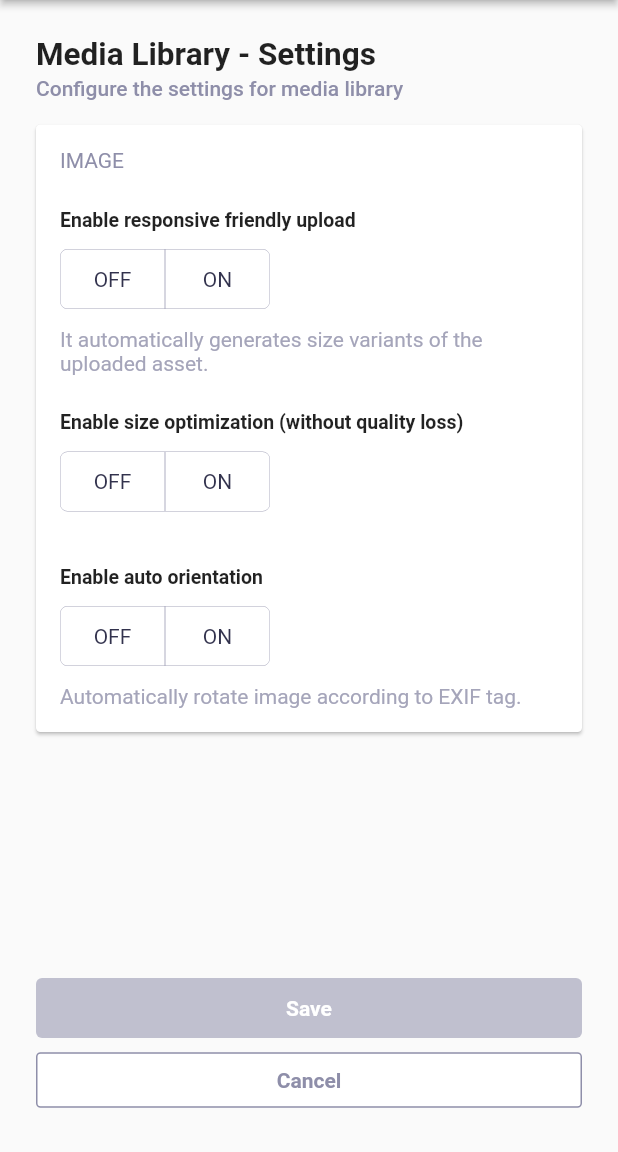
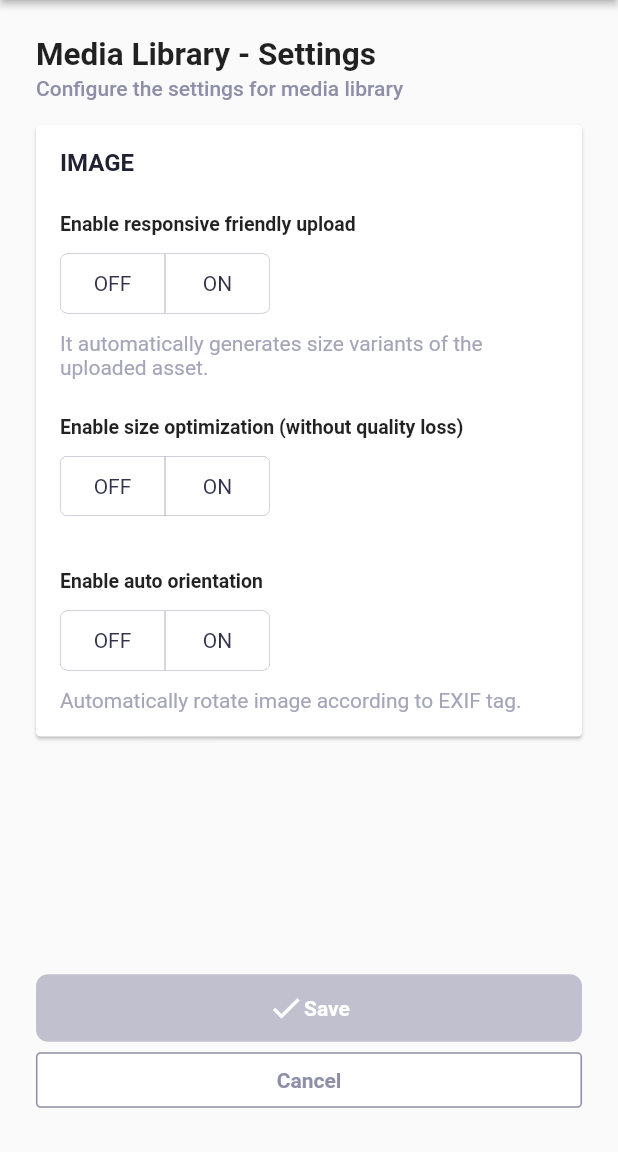
Before and after one commit to Saad-ISAA/strapi-mobile, a Flutter app: the SettingsPage screen opened directly, in the side drawer, after a tap on "Media Library", on a phone screen of 412 x 824 dp, the part 84-1236 px from its top. Run offline on Flutter 3.47's test engine with Material 2 defaults, Android fonts, the phone set to English and light mode, and no system bars; our stand-ins replace flutter_svg, font_awesome_flutter, shared_preferences, velocity_x, video_player; accounts and stored records are empty; network calls fail.

Commit message:
design update, media library settings

```diff
--- a/lib/Customwidgets/buttons.dart
+++ b/lib/Customwidgets/buttons.dart
@@ -53,6 +53,45 @@ class PrimarySquareButton extends StatelessWidget {
   }
 }
 
+class PrimarySettingsButton extends StatelessWidget {
+  const PrimarySettingsButton(
+      {Key key, this.text, this.color, this.onPressed, this.icon})
+      : super(key: key);
+
+  final String text;
+  final Color color;
+  final IconData icon;
+  final Function() onPressed;
+
+  @override
+  Widget build(BuildContext context) {
+    return MaterialButton(
+      disabledColor: neutral300,
+      shape: RoundedRectangleBorder(borderRadius: BorderRadius.circular(8)),
+      minWidth: double.infinity,
+      height: 45,
+      elevation: 0,
+      onPressed: onPressed,
+      color: color,
+      child: Row(
+        mainAxisAlignment: MainAxisAlignment.center,
+        children: [
+          (icon == null)
+              ? SizedBox()
+              : Icon(
+                  icon,
+                  color: Colors.white,
+                ),
+          Text(
+            text,
+            style: TextStyle(fontWeight: FontWeight.bold, color: Colors.white),
+          ),
+        ],
+      ),
+    );
+  }
+}
+
 class PrimaryCancelGreySquareButton extends StatelessWidget {
   const PrimaryCancelGreySquareButton({Key key, this.onPressed, this.text})
       : super(key: key);
--- a/lib/pages/settings_pages/media_library_settings.dart
+++ b/lib/pages/settings_pages/media_library_settings.dart
@@ -61,7 +61,7 @@ class _MediaLibrarySettingsPageState extends State<MediaLibrarySettingsPage> {
                   child: Column(
                     crossAxisAlignment: CrossAxisAlignment.start,
                     children: [
-                      'IMAGE'.text.color(neutral500).make(),
+                      'IMAGE'.text.color(neutral900).semiBold.size(16).make(),
                       24.heightBox,
                       Text('Enable responsive friendly upload',
                           style: TextStyle(
@@ -127,8 +127,9 @@ class _MediaLibrarySettingsPageState extends State<MediaLibrarySettingsPage> {
                   ).p(16),
                 ),
                 Spacer(),
-                PrimarySquareButton(
-                  color: success500,
+                PrimarySettingsButton(
+                  icon: Icons.check,
+                  color: Theme.of(context).colorScheme.secondary,
                   text: 'Save',
                 ),
                 PrimaryCancelGreySquareButton(
```
